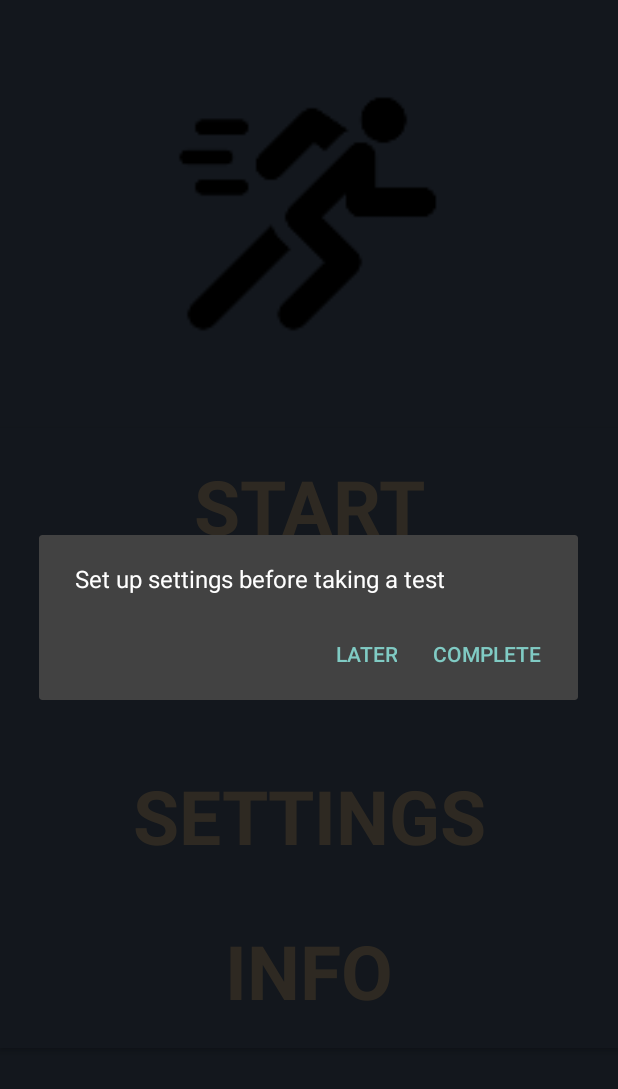
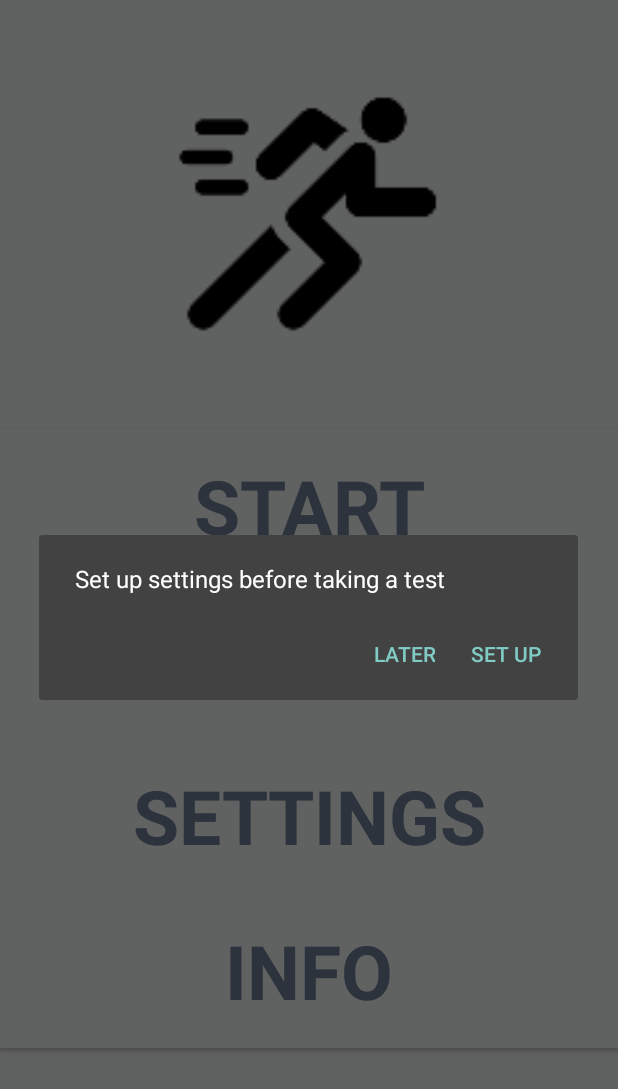
Before and after one commit to klasocki/cooper-test, an Android app: the screen it shows after launch (MainActivity), after a tap on "START", on a phone screen of 412 x 824 dp. Shown: the top 1089 px of the screen. Run offline under Robolectric (Android 15) with nearby library versions, the phone set to English and light mode, and no system bars; Roboto replaces fonts that are not available here.

Commit message:
Choose default theme based on system settings

```diff
--- a/app/src/main/java/com/lasockiquenon/coopertest/BaseThemedActivity.kt
+++ b/app/src/main/java/com/lasockiquenon/coopertest/BaseThemedActivity.kt
@@ -2,33 +2,46 @@ package com.lasockiquenon.coopertest
 
 import android.annotation.SuppressLint
 import android.content.SharedPreferences
+import android.content.res.Configuration
 import android.os.Bundle
 import androidx.appcompat.app.AppCompatActivity
 import androidx.preference.PreferenceManager
 
 @SuppressLint("Registered")
 open class BaseThemedActivity : AppCompatActivity() {
-    private var darkThemeOn = true
+    private var isDefaultThemeDark = true
+    private var darkThemeOn = isDefaultThemeDark
     private lateinit var sharedPref: SharedPreferences
 
     override fun onCreate(savedInstanceState: Bundle?) {
         super.onCreate(savedInstanceState)
-        sharedPref = PreferenceManager.getDefaultSharedPreferences(this)
-        darkThemeOn = sharedPref.getBoolean("dark_theme", true)
+        darkThemeOn = getThemeFromSettings()
         setAppTheme(darkThemeOn)
     }
 
     override fun onResume() {
         super.onResume()
-        val sharedPref = PreferenceManager.getDefaultSharedPreferences(this)
-        val newTheme = sharedPref.getBoolean("dark_theme", true)
-        if (newTheme != darkThemeOn)
+        val newTheme = getThemeFromSettings()
+        if (newTheme != darkThemeOn) {
             recreate()
+            darkThemeOn = newTheme
+        }
     }
+
     private fun setAppTheme(darkThemeOn: Boolean) {
         if (darkThemeOn)
             setTheme(R.style.DarkTheme)
         else
             setTheme(R.style.LightTheme)
     }
+
+    private fun getThemeFromSettings(): Boolean {
+        when (resources.configuration.uiMode and Configuration.UI_MODE_NIGHT_MASK) {
+            Configuration.UI_MODE_NIGHT_YES -> isDefaultThemeDark = true
+            Configuration.UI_MODE_NIGHT_NO -> isDefaultThemeDark = false
+        }
+
+        sharedPref = PreferenceManager.getDefaultSharedPreferences(this)
+        return sharedPref.getBoolean("dark_theme", isDefaultThemeDark)
+    }
 }
--- a/app/src/main/res/values/strings.xml
+++ b/app/src/main/res/values/strings.xml
@@ -10,14 +10,14 @@
     <string name="title_activity_settings">Settings</string>
     <string name="NameParameter">Your name</string>
     <string name="BirthdayParameter">Birthday</string>
-    <string name="AthleteParameter">Are you an athlete ?</string>
+    <string name="AthleteParameter">Are you an experienced athlete?</string>
     <string name="VeryBad">Very bad</string>
     <string name="Bad">Bad</string>
     <string name="Average">Average</string>
     <string name="Good">Good</string>
     <string name="VeryGood">Very good</string>
     <string name="goToSettingsMessage">Set up settings before taking a test</string>
-    <string name="acceptGoToSettings">Complete</string>
+    <string name="acceptGoToSettings">Set up</string>
     <string name="goBackToMenu">Later</string>
     <string name="date">Date</string>
     <string name="avg_speed">Avg Speed</string>
```
